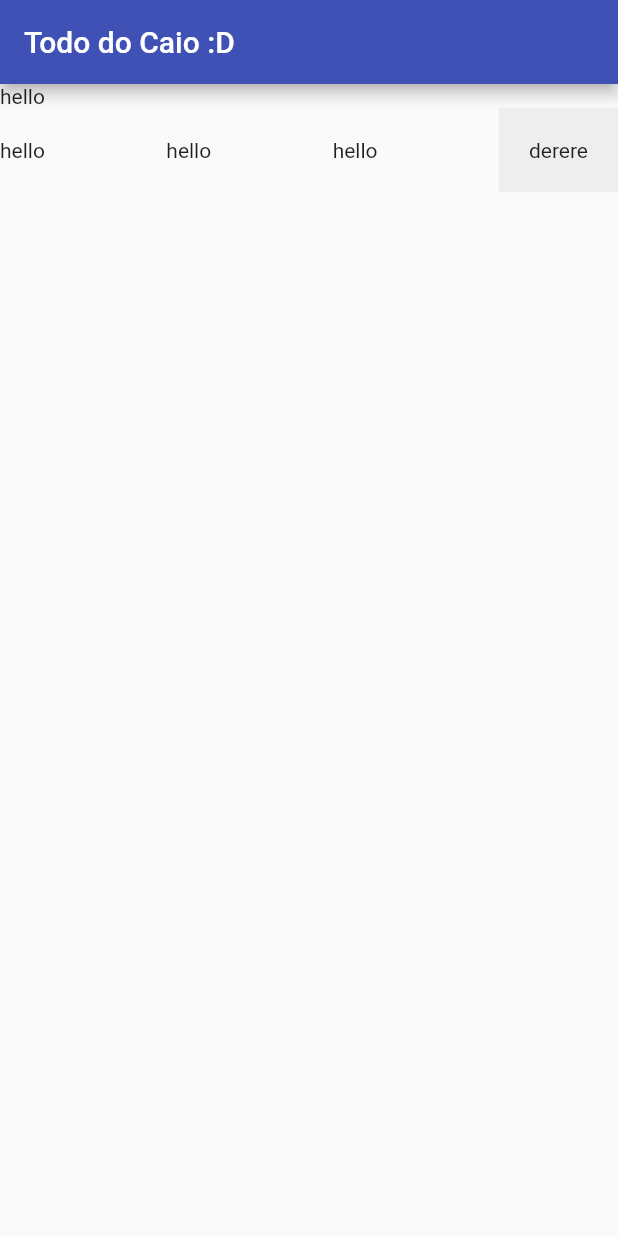
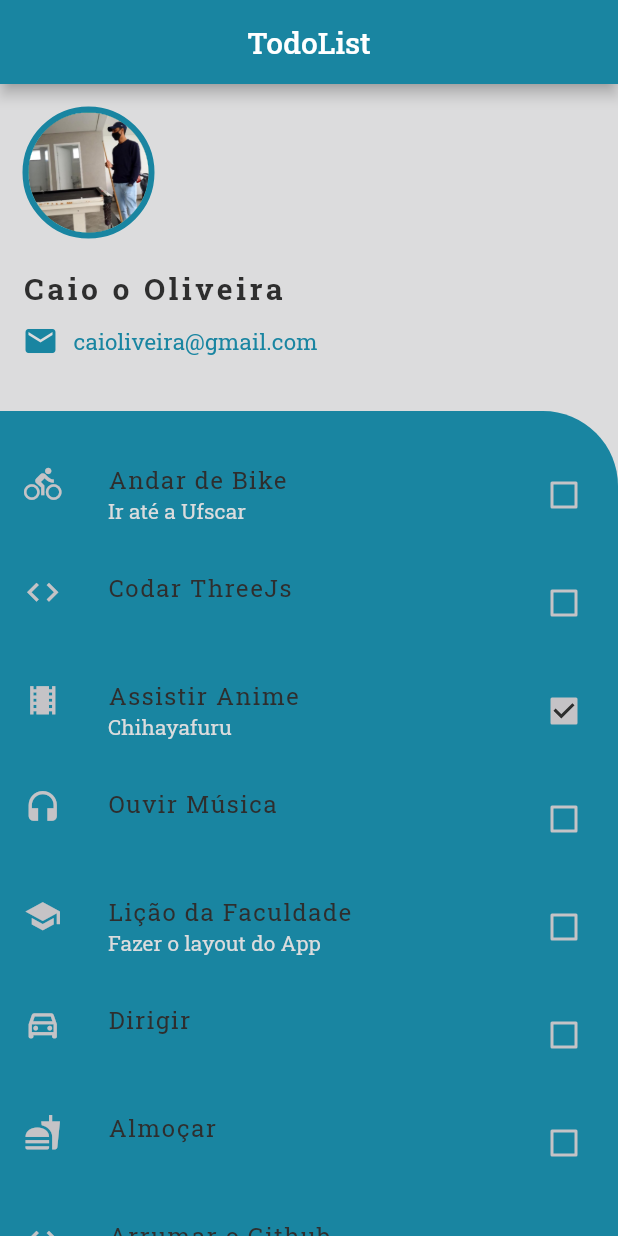
Before and after one commit to AmandaCleto/flutter--todo-list--front, a Flutter app: the screen it shows after launch, on a phone screen of 412 x 824 dp. Run offline on Flutter 3.47's test engine with Material 2 defaults, Android fonts, the light colour scheme and no system bars.

Commit message:
created a section for image and name from user; created a section for todo list

```diff
--- a/lib/main.dart
+++ b/lib/main.dart
@@ -12,7 +12,8 @@ class App extends StatelessWidget {
       title: 'Flutter Teste', //icone da app
       debugShowCheckedModeBanner: false,
       theme: ThemeData(
-        primarySwatch: Colors.indigo,
+        primarySwatch: Colors.teal,
+        scaffoldBackgroundColor: const Color(0xFFDCDCDD),
       ),
       home: HomePage(),
     );
@@ -22,10 +23,50 @@ class App extends StatelessWidget {
 class HomePage extends StatefulWidget {
   final List<Map<String, dynamic>> items = [];
   final List<Todo> todoList = [
-    Todo(description: 'Andar de Bike', checked: false),
-    Todo(description: 'Codar ThreeJs', checked: false),
-    Todo(description: 'Assistir Anime', checked: true),
-    Todo(description: 'Ouvir Música', checked: false),
+    Todo(
+      description: 'Andar de Bike',
+      icon: '57810',
+      complement: 'Ir até a Ufscar',
+      checked: false,
+    ),
+    Todo(
+      description: 'Codar ThreeJs',
+      icon: '57718',
+      checked: false,
+    ),
+    Todo(
+      description: 'Assistir Anime',
+      complement: 'Chihayafuru',
+      icon: '58267',
+      checked: true,
+    ),
+    Todo(
+      description: 'Ouvir Música',
+      icon: '58113',
+      checked: false,
+    ),
+    Todo(
+      description: 'Lição da Faculdade',
+      complement: 'Fazer o layout do App',
+      icon: '58713',
+      checked: false,
+    ),
+    Todo(
+      description: 'Dirigir',
+      icon: '61382',
+      checked: false,
+    ),
+    Todo(
+      description: 'Almoçar',
+      icon: '57946',
+      checked: false,
+    ),
+    Todo(
+      description: 'Arrumar o Github',
+      complement: 'Readme e Perfil',
+      icon: '57718',
+      checked: false,
+    ),
   ];
 
   @override
@@ -37,28 +78,149 @@ class _HomePageState extends State<HomePage> {
   Widget build(BuildContext context) {
     return Scaffold(
       appBar: AppBar(
-        title: Text('Todo do Caio :D'),
+        title: Text(
+          'TodoList',
+          style: TextStyle(
+            fontFamily: 'RobotoSlab',
           ),
-      body: Column(
+        ),
+        centerTitle: true,
+        backgroundColor: const Color(0xFF1985A1),
+      ),
+      body: SafeArea(
+        child: Column(
           mainAxisAlignment: MainAxisAlignment.start,
           crossAxisAlignment: CrossAxisAlignment.start,
           children: <Widget>[
-          Text('hello'),
+            Column(
+              mainAxisAlignment: MainAxisAlignment.start,
+              crossAxisAlignment: CrossAxisAlignment.start,
+              children: <Widget>[
+                Padding(
+                  padding: const EdgeInsets.all(15.0),
+                  child: Column(
+                    mainAxisAlignment: MainAxisAlignment.start,
+                    crossAxisAlignment: CrossAxisAlignment.start,
+                    children: [
+                      Container(
+                        decoration: new BoxDecoration(
+                          shape: BoxShape.circle,
+                          border: new Border.all(
+                            color: Color(0xFF1985A1),
+                            width: 4.0,
+                          ),
+                        ),
+                        child: CircleAvatar(
+                          backgroundImage: AssetImage('assets/hero.jpeg'),
+                          radius: 40.0,
+                        ),
+                      ),
+                      SizedBox(
+                        height: 20.0,
+                      ),
+                      Text(
+                        'Caio o Oliveira',
+                        style: TextStyle(
+                          color: Color(0xFF2E2E2E),
+                          fontSize: 20.0,
+                          fontWeight: FontWeight.bold,
+                          letterSpacing: 2.4,
+                          fontFamily: 'RobotoSlab',
+                        ),
+                      ),
+                      SizedBox(
+                        height: 10.0,
+                      ),
                       Row(
-            mainAxisAlignment: MainAxisAlignment.spaceBetween,
-            crossAxisAlignment: CrossAxisAlignment.center,
-            children: <Widget>[
-              Text('hello'),
-              Text('hello'),
-              Text('hello'),
-              Container(
-                color: Colors.grey[200],
-                padding: EdgeInsets.all(20.0),
-                child: Text('derere'),
+                        children: [
+                          Icon(
+                            Icons.email,
+                            color: Color(0xFF1985A1),
+                          ),
+                          SizedBox(
+                            width: 10.0,
+                          ),
+                          Text(
+                            'caioliveira@gmail.com',
+                            style: TextStyle(
+                              color: Color(0xFF1985A1),
+                              fontSize: 15.0,
+                              fontFamily: 'RobotoSlab',
+                            ),
+                          ),
+                        ],
                       )
                     ],
                   ),
+                ),
               ],
+            ),
+            SizedBox(height: 20.0),
+            Expanded(
+              flex: 1,
+              child: ClipRRect(
+                borderRadius: BorderRadius.only(
+                  topRight: Radius.circular(50),
+                ),
+                child: Container(
+                  color: Color(0xFF1985A1),
+                  child: ListView.builder(
+                    padding: EdgeInsets.fromLTRB(0, 20.0, 0, 0),
+                    itemCount: widget.todoList.length,
+                    itemBuilder: (BuildContext context, int index) {
+                      final todo = widget.todoList[index];
+                      return Center(
+                        child: Container(
+                          child: Theme(
+                            child: CheckboxListTile(
+                              title: Text(
+                                todo.description,
+                                style: TextStyle(
+                                  color: Color(0xFF2E2E2E),
+                                  letterSpacing: 1.0,
+                                  fontFamily: 'RobotoSlab',
+                                ),
+                              ),
+                              subtitle: Text(
+                                todo.complement,
+                                style: TextStyle(
+                                  color: Color(0xFFDCDCDD),
+                                  fontFamily: 'RobotoSlab',
+                                ),
+                              ),
+                              secondary: Icon(
+                                IconData(
+                                  int.parse(todo.icon),
+                                  fontFamily: 'MaterialIcons',
+                                ),
+                                color: Color(0xFFC5C3C6),
+                                size: 25,
+                              ),
+                              activeColor: Color(0xFFC5C3C6),
+                              checkColor: Color(0xFF2E2E2E),
+                              key: Key(todo.description),
+                              value: todo.checked,
+                              onChanged: (value) {
+                                setState(() {
+                                  todo.checked = value;
+                                });
+                              },
+                            ),
+                            data: ThemeData(
+                                // checked color
+                                primarySwatch: Colors.pink,
+                                // border color
+                                unselectedWidgetColor: Color(0xFFC5C3C6)),
+                          ),
+                        ),
+                      );
+                    },
+                  ),
+                ),
+              ),
+            ),
+          ],
+        ),
       ),
     );
   }
@@ -66,33 +228,14 @@ class _HomePageState extends State<HomePage> {
 
 class Todo {
   String description;
+  String icon;
+  String complement;
   bool? checked;
 
-  Todo({this.description = '', this.checked = false});
+  Todo({
+    this.description = '',
+    this.icon = '',
+    this.complement = '',
+    this.checked = false,
+  });
 }
-
-
-// ListView.builder(
-//         itemCount: widget.todoList.length,
-//         itemBuilder: (BuildContext context, int index) {
-//           final todo = widget.todoList[index];
-//           return CheckboxListTile(
-//             title: Text(
-//               todo.description,
-//               style: TextStyle(
-//                 fontFamily: 'RobotoSlab',
-//                 color: Colors.lime[900],
-//                 fontWeight: FontWeight.w400,
-//                 fontSize: 16,
-//                 letterSpacing: 1.2,
-//               ),
-//             ),
-//             key: Key(todo.description),
-//             value: todo.checked,
-//             onChanged: (value) {
-//               setState(() {
-//                 todo.checked = value;
-//               });
-//             },
-//           );
-//         },
```
Lines whose indentation alone changed are shown as unchanged.
